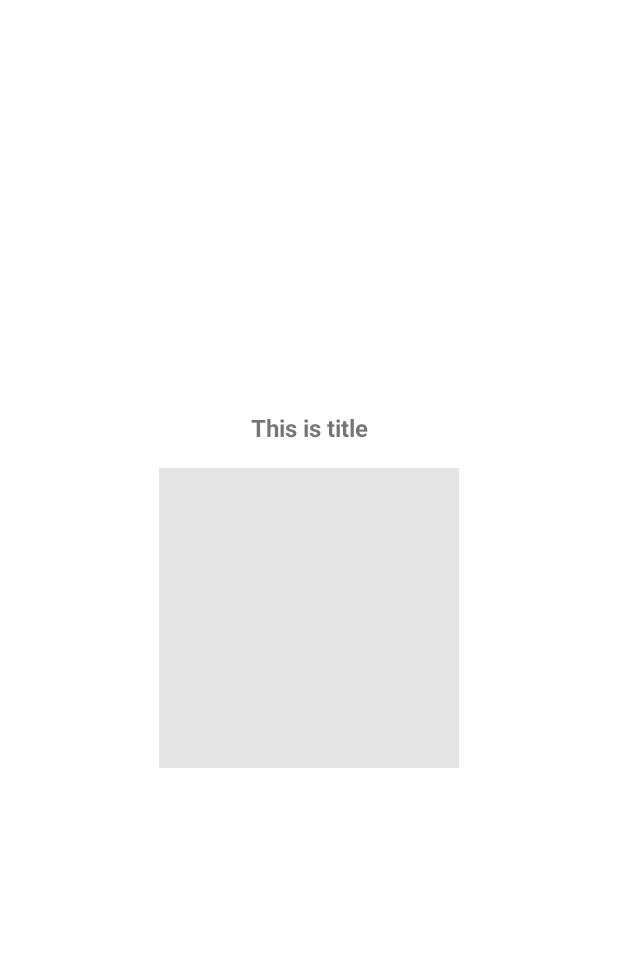
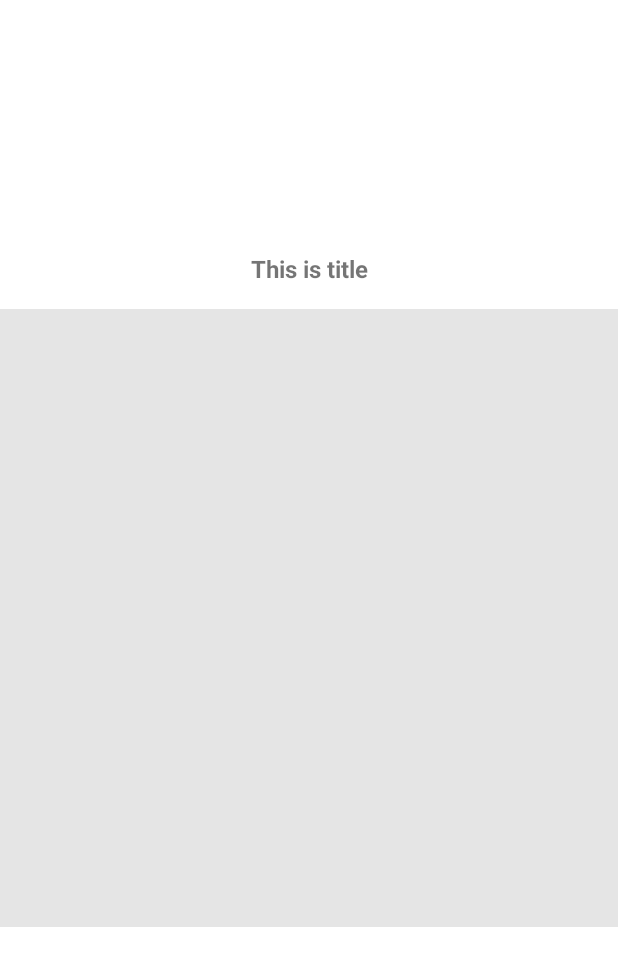
Before and after one commit to hide1202/Giphy-Android, an Android app: the layout activity_gif_detail.xml on its own in the app's theme, with its tools: preview values and no code run, on a phone screen of 412 x 824 dp. Shown: the top 966 px of the screen. Run offline under Robolectric (Android 15) with nearby library versions, the phone set to English and light mode, and no system bars.

Commit message:
change the image size in the detail page

```diff
--- a/app/src/main/res/layout/activity_gif_detail.xml
+++ b/app/src/main/res/layout/activity_gif_detail.xml
@@ -32,10 +32,11 @@
 
         <ImageView
             android:id="@+id/image"
-            android:layout_width="200dp"
-            android:layout_height="200dp"
+            android:layout_width="0dp"
+            android:layout_height="0dp"
             android:scaleType="centerCrop"
             app:layout_constraintBottom_toBottomOf="parent"
+            app:layout_constraintDimensionRatio="1:1"
             app:layout_constraintEnd_toEndOf="parent"
             app:layout_constraintStart_toStartOf="parent"
             app:layout_constraintTop_toTopOf="parent"
```
